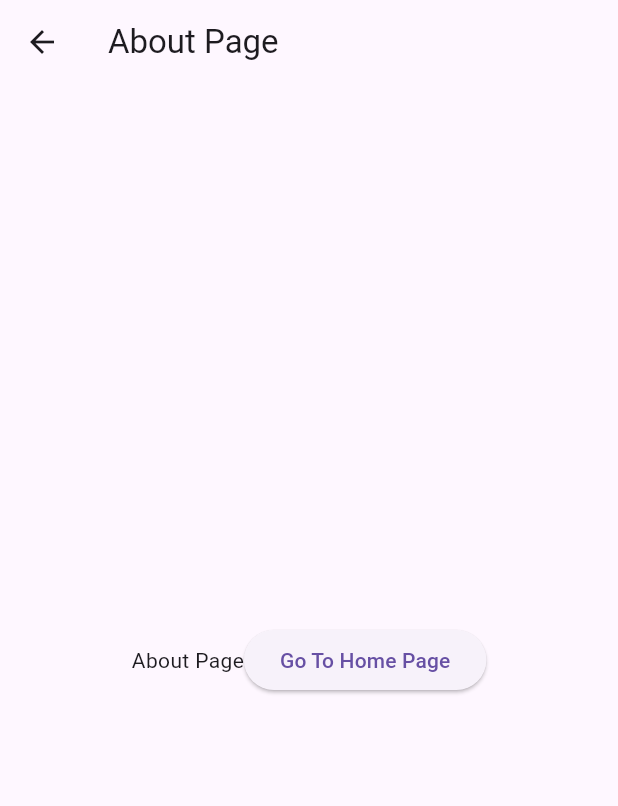
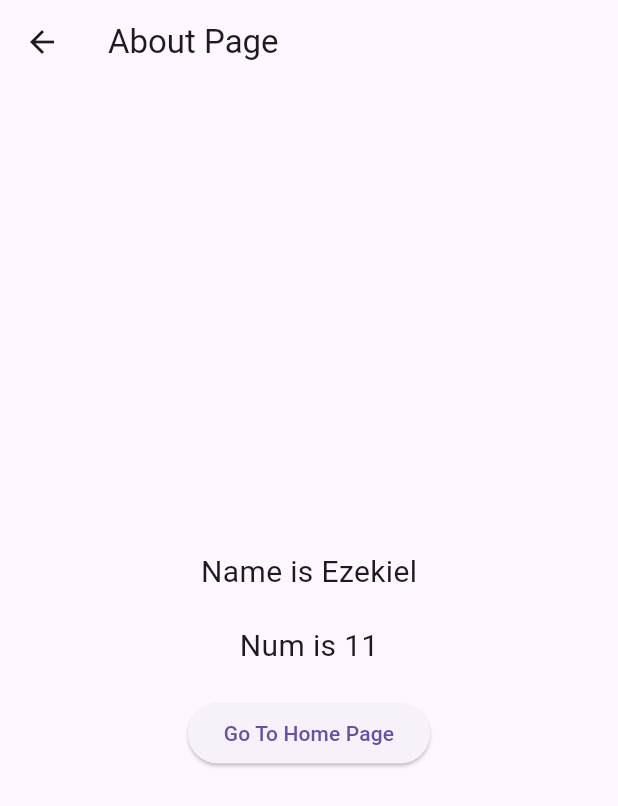
Before and after one commit to MyoWin-andrDev/Flutter-Practice, a Flutter app: the screen it shows after launch, after a tap on "Go To About Page", on a phone screen of 412 x 824 dp. Shown: the top 806 px of the screen. Run offline on Flutter 3.47's test engine with Material 3 defaults, Android fonts, the phone set to English and light mode, and no system bars.

Commit message:
Parsing Data

```diff
--- a/simple_flutter/lib/3_12_Split/About.dart
+++ b/simple_flutter/lib/3_12_Split/About.dart
@@ -1,7 +1,9 @@
 import 'package:flutter/material.dart';
 
 class About extends StatelessWidget {
-  const About({super.key});
+  var name, num;
+  About({this.name, this.num});
+
 
   @override
   Widget build(BuildContext context) {
@@ -10,10 +12,23 @@ class About extends StatelessWidget {
         title: Text("About Page"),
       ),
       body: Center(
-        child: Row(
+        child: Column(
           mainAxisAlignment: MainAxisAlignment.center,
           children: [
-            Text("About Page"),
+            Text(
+                "Name is $name",
+                style: TextStyle(
+                  fontSize: 20
+                ),
+            ),
+            SizedBox(height: 20),
+            Text(
+                "Num is $num",
+                style: TextStyle(
+                  fontSize: 20
+                ),
+            ),
+            SizedBox(height: 20),
             ElevatedButton(
                 onPressed: (){
                   Navigator.pushNamed(context, '/');
--- a/simple_flutter/lib/3_12_Split/Home.dart
+++ b/simple_flutter/lib/3_12_Split/Home.dart
@@ -1,4 +1,5 @@
 import 'package:flutter/material.dart';
+import 'package:simple_flutter/3_12_Split/About.dart';
 
 class Home extends StatelessWidget{
   @override
@@ -27,7 +28,9 @@ class Home extends StatelessWidget{
               ),
               ElevatedButton(
                   onPressed : (){
-                    Navigator.pushNamed(context, '/About');
+                   // Navigator.pushNamed(context, '/About');
+                    Navigator.push(context, MaterialPageRoute(builder: (context) => About(name: "Ezekiel", num: 11)
+                    ));
                   },
                   child: Text(
                       "Go To About Page",
```
